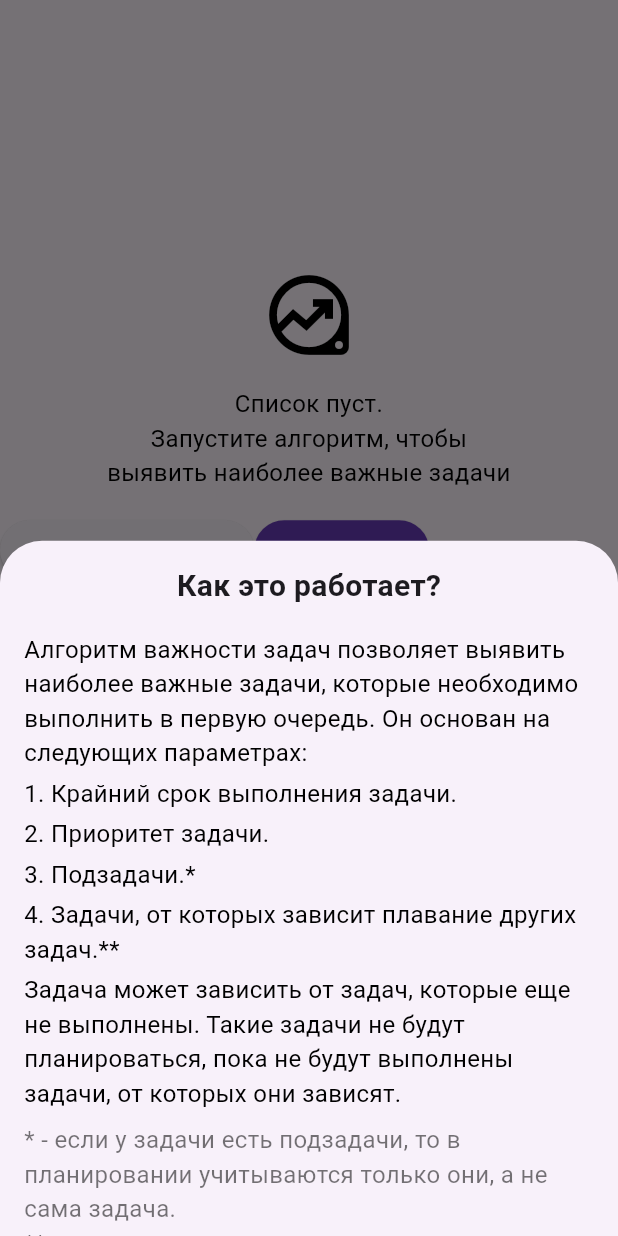
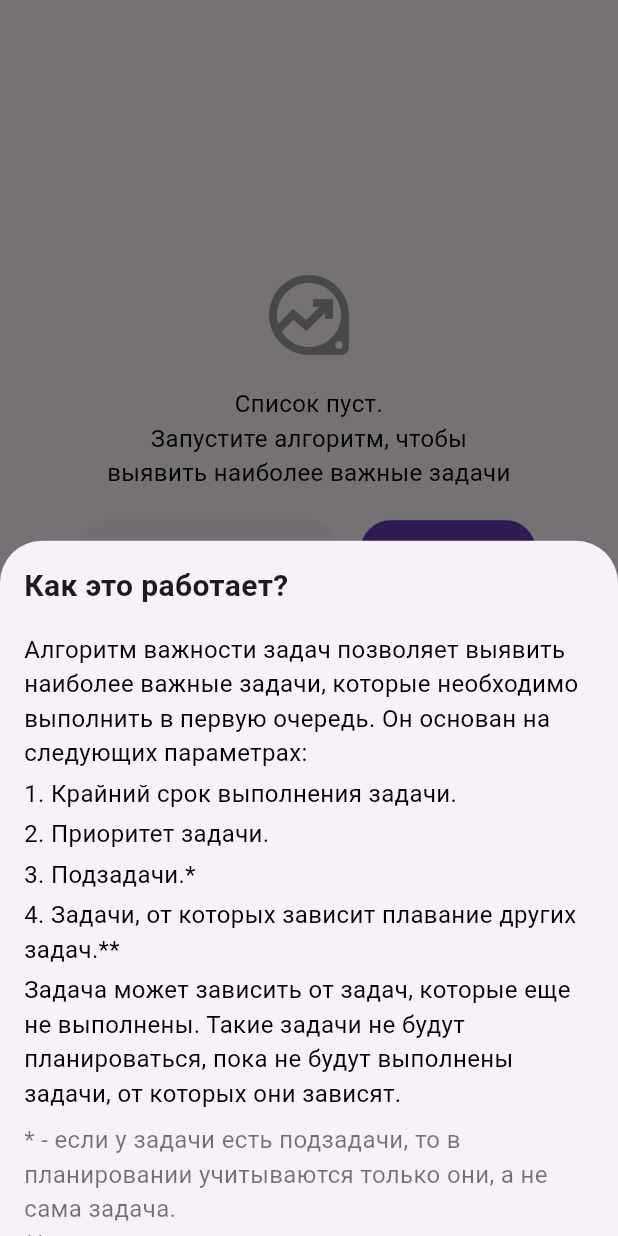
Before and after one commit to seljmov/stook, a Flutter app: the TaskImportanceScreen widget shown alone on an empty page, opened directly with empty values, after a tap on "Как это работает?", on a phone screen of 412 x 824 dp. Run offline on Flutter 3.47's test engine with Material 3 defaults, Android fonts, the phone set to English and light mode, and no system bars; our stand-ins replace adaptive_theme, bloc_concurrency, drift, flutter_bloc, freezed_annotation, loader_overlay and 2 more; missing offline and left inert: drift_db_viewer, injector, octopus, sqlite3; accounts and stored records are empty; generated files the repository leaves out were written again; project files that could hold a hidden picture were left out.

Commit message:
minor fix

```diff
--- a/stook-mobile-app/lib/src/common/widget/thesis_tab_bar.dart
+++ b/stook-mobile-app/lib/src/common/widget/thesis_tab_bar.dart
@@ -102,9 +102,8 @@ class _ThesisTabBarItem extends StatelessWidget {
     );
     return DecoratedBox(
       decoration: BoxDecoration(
-        color: isPicked
-            ? kPrimaryLighterColor
-            : context.currentTheme.cardTheme.color,
+        color:
+            isPicked ? Colors.deepPurple : context.currentTheme.cardTheme.color,
         borderRadius: const BorderRadius.all(
           Radius.circular(8),
         ),
--- a/stook-mobile-app/lib/src/feature/tasks/task_importance/task_importance_screen.dart
+++ b/stook-mobile-app/lib/src/feature/tasks/task_importance/task_importance_screen.dart
@@ -80,7 +80,7 @@ class TaskImportanceScreen extends StatelessWidget {
             const Icon(
               Icons.data_exploration_outlined,
               size: 64,
-              color: Colors.black,
+              color: Colors.grey,
             ),
             const SizedBox(height: 16),
             const Text(
@@ -93,12 +93,14 @@ class TaskImportanceScreen extends StatelessWidget {
             ),
             const SizedBox(height: 16),
             Row(
+              mainAxisAlignment: MainAxisAlignment.center,
               children: [
                 ElevatedButton(
                   onPressed: () async =>
                       await _HowItWorkBottomSheep().show(context),
                   child: const Text('Как это работает?'),
                 ),
+                const SizedBox(width: 16),
                 ElevatedButton(
                   onPressed: () => TaskScope.runImportanceAlgorithm(context),
                   style: ElevatedButton.styleFrom(
@@ -122,10 +124,10 @@ class _HowItWorkBottomSheep {
     return showModalBottomSheet(
       context: context,
       builder: (context) {
-        return const Padding(
-          padding: EdgeInsets.all(16),
-          child: Column(
-            mainAxisSize: MainAxisSize.min,
+        return SingleChildScrollView(
+          padding: const EdgeInsets.all(16).copyWith(bottom: 32),
+          child: const Column(
+            crossAxisAlignment: CrossAxisAlignment.start,
             children: [
               Text(
                 'Как это работает?',
@@ -135,12 +137,6 @@ class _HowItWorkBottomSheep {
                 ),
               ),
               SizedBox(height: 16),
-              SizedBox(
-                height: 420,
-                child: SingleChildScrollView(
-                  child: Column(
-                    crossAxisAlignment: CrossAxisAlignment.start,
-                    children: [
               Text(
                 'Алгоритм важности задач позволяет выявить наиболее важные задачи, которые необходимо выполнить в первую очередь. Он основан на следующих параметрах:',
                 style: TextStyle(
@@ -205,10 +201,6 @@ class _HowItWorkBottomSheep {
               ),
             ],
           ),
-                ),
-              ),
-            ],
-          ),
         );
       },
     );
```
Lines whose indentation alone changed are shown as unchanged.
